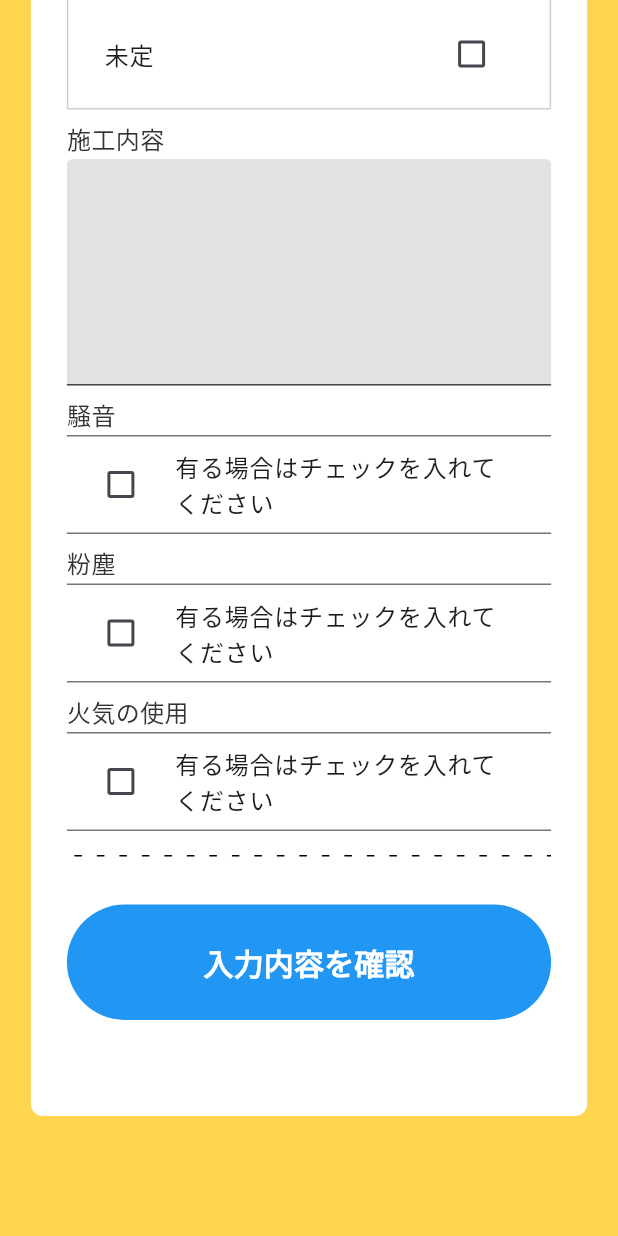
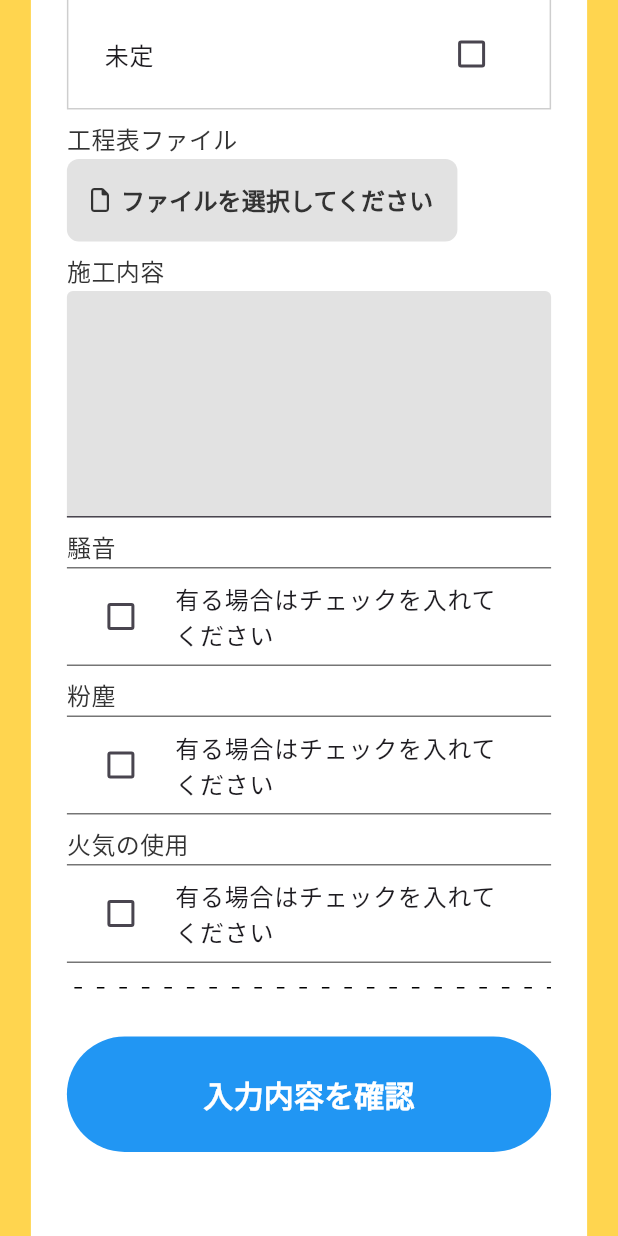
Before and after one commit to agora-creation/miel_work_request_const_web, a Flutter app: the screen it shows after launch, scrolled down 1149 dp, on a phone screen of 412 x 824 dp. Run offline on Flutter 3.47's test engine with Material 3 defaults, Android fonts, the phone set to English and light mode, and no system bars; our stand-ins replace calendar_date_picker2, cloud_firestore, file_picker, firebase_auth, firebase_core, firebase_messaging and 6 more; missing offline and left inert: alert_banner, board_datetime_picker, common_utils, universal_html; accounts and stored records are empty; Roboto replaces fonts that are missing (SourceHanSansJP-Bold, SourceHanSansJP-Regular).

Commit message:
20241015 commit

```diff
--- a/lib/models/request_const.dart
+++ b/lib/models/request_const.dart
@@ -13,6 +13,8 @@ class RequestConstModel {
   DateTime _constStartedAt = DateTime.now();
   DateTime _constEndedAt = DateTime.now();
   bool _constAtPending = false;
+  String _processFile = '';
+  String _processFileExt = '';
   String _constContent = '';
   bool _noise = false;
   String _noiseMeasures = '';
@@ -36,6 +38,8 @@ class RequestConstModel {
   DateTime get constStartedAt => _constStartedAt;
   DateTime get constEndedAt => _constEndedAt;
   bool get constAtPending => _constAtPending;
+  String get processFile => _processFile;
+  String get processFileExt => _processFileExt;
   String get constContent => _constContent;
   bool get noise => _noise;
   String get noiseMeasures => _noiseMeasures;
@@ -62,6 +66,8 @@ class RequestConstModel {
     _constStartedAt = data['constStartedAt'].toDate() ?? DateTime.now();
     _constEndedAt = data['constEndedAt'].toDate() ?? DateTime.now();
     _constAtPending = data['constAtPending'] ?? false;
+    _processFile = data['processFile'] ?? '';
+    _processFileExt = data['processFileExt'] ?? '';
     _constContent = data['constContent'] ?? '';
     _noise = data['noise'] ?? false;
     _noiseMeasures = data['noiseMeasures'] ?? '';
--- a/lib/screens/step1.dart
+++ b/lib/screens/step1.dart
@@ -1,3 +1,4 @@
+import 'package:file_picker/file_picker.dart';
 import 'package:flutter/material.dart';
 import 'package:miel_work_request_const_web/common/custom_date_time_picker.dart';
 import 'package:miel_work_request_const_web/common/functions.dart';
@@ -9,6 +10,7 @@ import 'package:miel_work_request_const_web/widgets/custom_checkbox.dart';
 import 'package:miel_work_request_const_web/widgets/custom_text_field.dart';
 import 'package:miel_work_request_const_web/widgets/datetime_range_form.dart';
 import 'package:miel_work_request_const_web/widgets/dotted_divider.dart';
+import 'package:miel_work_request_const_web/widgets/file_picker_button.dart';
 import 'package:miel_work_request_const_web/widgets/form_label.dart';
 import 'package:miel_work_request_const_web/widgets/responsive_box.dart';
 import 'package:page_transition/page_transition.dart';
@@ -32,6 +34,7 @@ class _Step1ScreenState extends State<Step1Screen> {
   DateTime constStartedAt = DateTime.now();
   DateTime constEndedAt = DateTime.now();
   bool constAtPending = false;
+  PlatformFile? pickedProcessFile;
   TextEditingController constContent = TextEditingController();
   bool noise = false;
   TextEditingController noiseMeasures = TextEditingController();
@@ -218,6 +221,23 @@ class _Step1ScreenState extends State<Step1Screen> {
                   ),
                   const SizedBox(height: 8),
                   FormLabel(
+                    '工程表ファイル',
+                    child: FilePickerButton(
+                      value: pickedProcessFile,
+                      defaultValue: '',
+                      onPressed: () async {
+                        final result = await FilePicker.platform.pickFiles(
+                          type: FileType.any,
+                        );
+                        if (result == null) return;
+                        setState(() {
+                          pickedProcessFile = result.files.first;
+                        });
+                      },
+                    ),
+                  ),
+                  const SizedBox(height: 8),
+                  FormLabel(
                     '施工内容',
                     child: CustomTextField(
                       controller: constContent,
@@ -342,6 +362,7 @@ class _Step1ScreenState extends State<Step1Screen> {
                             constStartedAt: constStartedAt,
                             constEndedAt: constEndedAt,
                             constAtPending: constAtPending,
+                            pickedProcessFile: pickedProcessFile,
                             constContent: constContent.text,
                             noise: noise,
                             noiseMeasures: noiseMeasures.text,
--- /dev/null
+++ b/lib/widgets/custom_icon_text_button.dart
@@ -0,0 +1,78 @@
+import 'package:flutter/material.dart';
+import 'package:font_awesome_flutter/font_awesome_flutter.dart';
+import 'package:miel_work_request_const_web/common/style.dart';
+
+class CustomIconTextButton extends StatelessWidget {
+  final String label;
+  final Color labelColor;
+  final Color backgroundColor;
+  final IconData? leftIcon;
+  final IconData? rightIcon;
+  final Function()? onPressed;
+  final bool disabled;
+
+  const CustomIconTextButton({
+    required this.label,
+    required this.labelColor,
+    required this.backgroundColor,
+    this.leftIcon,
+    this.rightIcon,
+    this.onPressed,
+    this.disabled = false,
+    super.key,
+  });
+
+  @override
+  Widget build(BuildContext context) {
+    return TextButton(
+      onPressed: disabled ? null : onPressed,
+      style: TextButton.styleFrom(
+        backgroundColor: disabled ? kDisabledColor : backgroundColor,
+        shape: RoundedRectangleBorder(
+          borderRadius: BorderRadius.circular(8),
+        ),
+        padding: const EdgeInsets.all(16),
+      ),
+      child: Row(
+        mainAxisSize: MainAxisSize.min,
+        children: [
+          leftIcon != null
+              ? Row(
+                  children: [
+                    FaIcon(
+                      leftIcon,
+                      color: labelColor,
+                      size: 16,
+                    ),
+                    const SizedBox(width: 8),
+                  ],
+                )
+              : Container(),
+          Flexible(
+            child: Text(
+              label,
+              style: TextStyle(
+                color: labelColor,
+                fontSize: 16,
+                fontWeight: FontWeight.bold,
+                fontFamily: 'SourceHanSansJP-Bold',
+              ),
+            ),
+          ),
+          rightIcon != null
+              ? Row(
+                  children: [
+                    const SizedBox(width: 8),
+                    FaIcon(
+                      rightIcon,
+                      color: labelColor,
+                      size: 16,
+                    ),
+                  ],
+                )
+              : Container(),
+        ],
+      ),
+    );
+  }
+}
--- /dev/null
+++ b/lib/widgets/file_picker_button.dart
@@ -0,0 +1,48 @@
+import 'package:file_picker/file_picker.dart';
+import 'package:flutter/material.dart';
+import 'package:font_awesome_flutter/font_awesome_flutter.dart';
+import 'package:miel_work_request_const_web/common/functions.dart';
+import 'package:miel_work_request_const_web/common/style.dart';
+import 'package:miel_work_request_const_web/widgets/custom_icon_text_button.dart';
+import 'package:miel_work_request_const_web/widgets/link_text.dart';
+import 'package:path/path.dart' as p;
+
+class FilePickerButton extends StatelessWidget {
+  final PlatformFile? value;
+  final String defaultValue;
+  final Function()? onPressed;
+
+  const FilePickerButton({
+    required this.value,
+    required this.defaultValue,
+    required this.onPressed,
+    super.key,
+  });
+
+  @override
+  Widget build(BuildContext context) {
+    return Column(
+      crossAxisAlignment: CrossAxisAlignment.start,
+      children: [
+        CustomIconTextButton(
+          label: 'ファイルを選択してください',
+          labelColor: kBlackColor,
+          backgroundColor: kGreyColor.withOpacity(0.3),
+          leftIcon: FontAwesomeIcons.file,
+          onPressed: onPressed,
+        ),
+        value != null ? Text(p.basename(value?.name ?? '')) : Container(),
+        value == null && defaultValue != ''
+            ? LinkText(
+                label: '添付を確認する',
+                color: kBlueColor,
+                onTap: () => downloadFile(
+                  url: defaultValue,
+                  name: p.basename(defaultValue),
+                ),
+              )
+            : Container(),
+      ],
+    );
+  }
+}
```
Also changed, not shown: lib/common/functions.dart (+11 -0 lines), lib/providers/request_const.dart (+21 -1 lines), lib/screens/step2.dart (+12 -0 lines), 1 other file.
